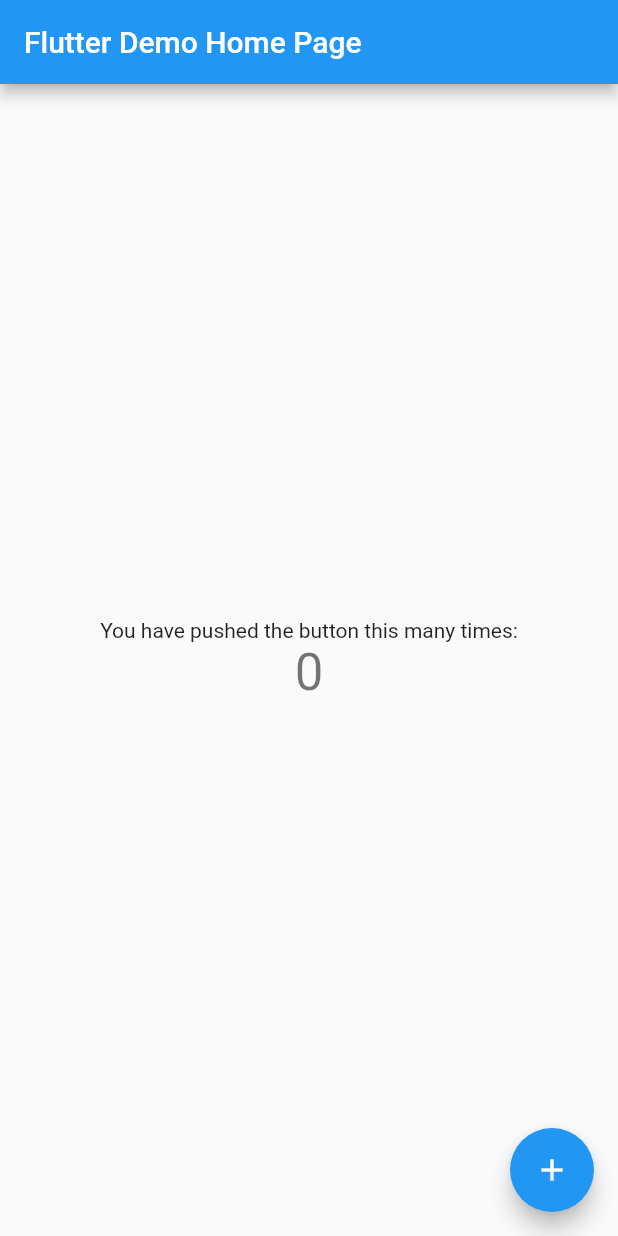
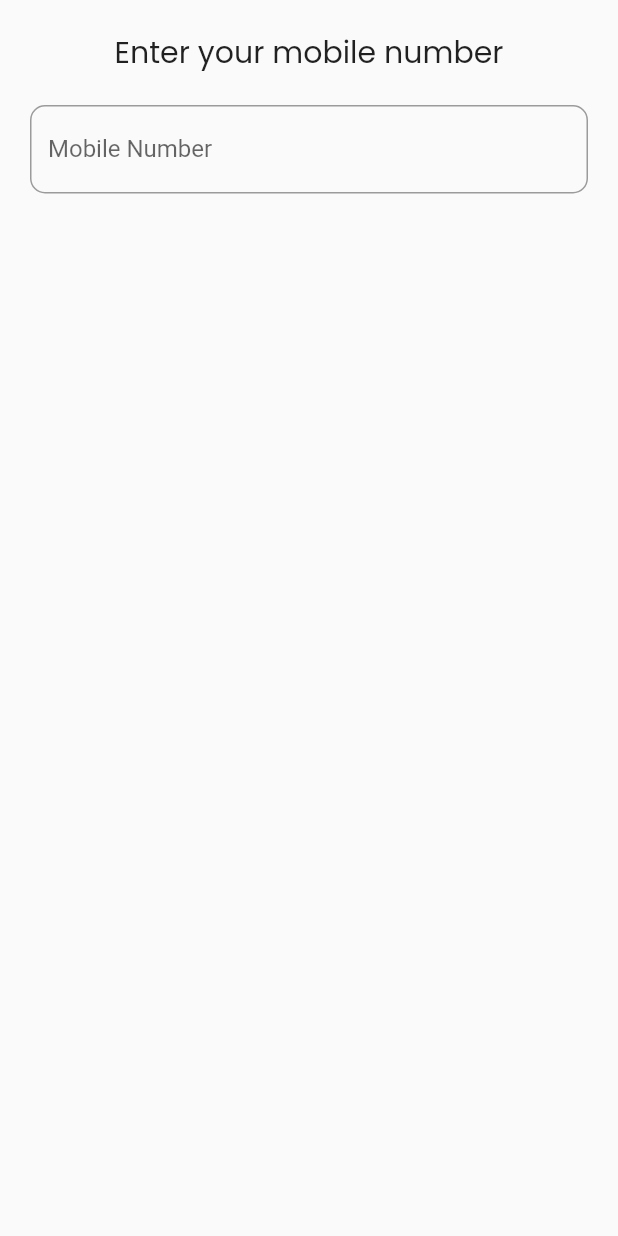
Before and after one commit to nitin-787/PhoneAuthFirebase, a Flutter app: the screen it shows after launch, on a phone screen of 412 x 824 dp. Run offline on Flutter 3.47's test engine with Material 2 defaults, Android fonts, the phone set to English and light mode, and no system bars; our stand-ins replace google_fonts.

Commit message:
started working on authScreen ui

```diff
--- a/lib/main.dart
+++ b/lib/main.dart
@@ -1,4 +1,5 @@
 import 'package:flutter/material.dart';
+import 'package:phone_auth/views/auth_screen.dart';
 
 void main() {
   runApp(const MyApp());
@@ -13,103 +14,9 @@ class MyApp extends StatelessWidget {
     return MaterialApp(
       title: 'Flutter Demo',
       theme: ThemeData(
-        // This is the theme of your application.
-        //
-        // Try running your application with "flutter run". You'll see the
-        // application has a blue toolbar. Then, without quitting the app, try
-        // changing the primarySwatch below to Colors.green and then invoke
-        // "hot reload" (press "r" in the console where you ran "flutter run",
-        // or simply save your changes to "hot reload" in a Flutter IDE).
-        // Notice that the counter didn't reset back to zero; the application
-        // is not restarted.
         primarySwatch: Colors.blue,
       ),
-      home: const MyHomePage(title: 'Flutter Demo Home Page'),
+      home: const AuthScreen(),
     );
   }
 }
-
-class MyHomePage extends StatefulWidget {
-  const MyHomePage({super.key, required this.title});
-
-  // This widget is the home page of your application. It is stateful, meaning
-  // that it has a State object (defined below) that contains fields that affect
-  // how it looks.
-
-  // This class is the configuration for the state. It holds the values (in this
-  // case the title) provided by the parent (in this case the App widget) and
-  // used by the build method of the State. Fields in a Widget subclass are
-  // always marked "final".
-
-  final String title;
-
-  @override
-  State<MyHomePage> createState() => _MyHomePageState();
-}
-
-class _MyHomePageState extends State<MyHomePage> {
-  int _counter = 0;
-
-  void _incrementCounter() {
-    setState(() {
-      // This call to setState tells the Flutter framework that something has
-      // changed in this State, which causes it to rerun the build method below
-      // so that the display can reflect the updated values. If we changed
-      // _counter without calling setState(), then the build method would not be
-      // called again, and so nothing would appear to happen.
-      _counter++;
-    });
-  }
-
-  @override
-  Widget build(BuildContext context) {
-    // This method is rerun every time setState is called, for instance as done
-    // by the _incrementCounter method above.
-    //
-    // The Flutter framework has been optimized to make rerunning build methods
-    // fast, so that you can just rebuild anything that needs updating rather
-    // than having to individually change instances of widgets.
-    return Scaffold(
-      appBar: AppBar(
-        // Here we take the value from the MyHomePage object that was created by
-        // the App.build method, and use it to set our appbar title.
-        title: Text(widget.title),
-      ),
-      body: Center(
-        // Center is a layout widget. It takes a single child and positions it
-        // in the middle of the parent.
-        child: Column(
-          // Column is also a layout widget. It takes a list of children and
-          // arranges them vertically. By default, it sizes itself to fit its
-          // children horizontally, and tries to be as tall as its parent.
-          //
-          // Invoke "debug painting" (press "p" in the console, choose the
-          // "Toggle Debug Paint" action from the Flutter Inspector in Android
-          // Studio, or the "Toggle Debug Paint" command in Visual Studio Code)
-          // to see the wireframe for each widget.
-          //
-          // Column has various properties to control how it sizes itself and
-          // how it positions its children. Here we use mainAxisAlignment to
-          // center the children vertically; the main axis here is the vertical
-          // axis because Columns are vertical (the cross axis would be
-          // horizontal).
-          mainAxisAlignment: MainAxisAlignment.center,
-          children: <Widget>[
-            const Text(
-              'You have pushed the button this many times:',
-            ),
-            Text(
-              '$_counter',
-              style: Theme.of(context).textTheme.headlineMedium,
-            ),
-          ],
-        ),
-      ),
-      floatingActionButton: FloatingActionButton(
-        onPressed: _incrementCounter,
-        tooltip: 'Increment',
-        child: const Icon(Icons.add),
-      ), // This trailing comma makes auto-formatting nicer for build methods.
-    );
-  }
-}
--- /dev/null
+++ b/lib/views/auth_screen.dart
@@ -0,0 +1,45 @@
+import 'package:flutter/material.dart';
+import 'package:google_fonts/google_fonts.dart';
+
+class AuthScreen extends StatelessWidget {
+  const AuthScreen({super.key});
+
+  @override
+  Widget build(BuildContext context) {
+    return SafeArea(
+      child: Scaffold(
+        body: Container(
+          padding: const EdgeInsets.all(20),
+          child: Column(
+            children: [
+              Text(
+                'Enter your mobile number',
+                style: GoogleFonts.poppins(
+                  fontSize: 20,
+                ),
+              ),
+              const SizedBox(height: 20),
+              Row(
+                children: const [
+                  Expanded(
+                    child: TextField(
+                      decoration: InputDecoration(
+                        labelText: 'Mobile Number',
+                        prefix: Text('+91'),
+                        border: OutlineInputBorder(
+                          borderRadius: BorderRadius.all(
+                            Radius.circular(10),
+                          ),
+                        ),
+                      ),
+                    ),
+                  ),
+                ],
+              ),
+            ],
+          ),
+        ),
+      ),
+    );
+  }
+}
```
Also changed, not shown: pubspec.yaml (+3 -4 lines), pubspec.lock, 1 other file.
